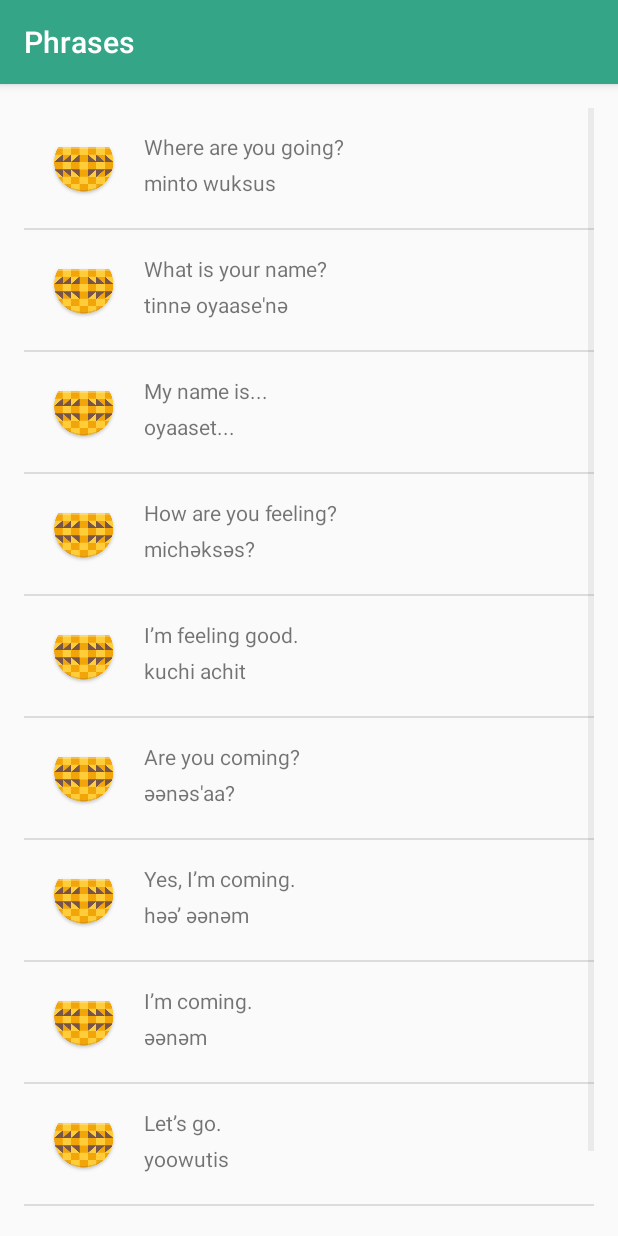
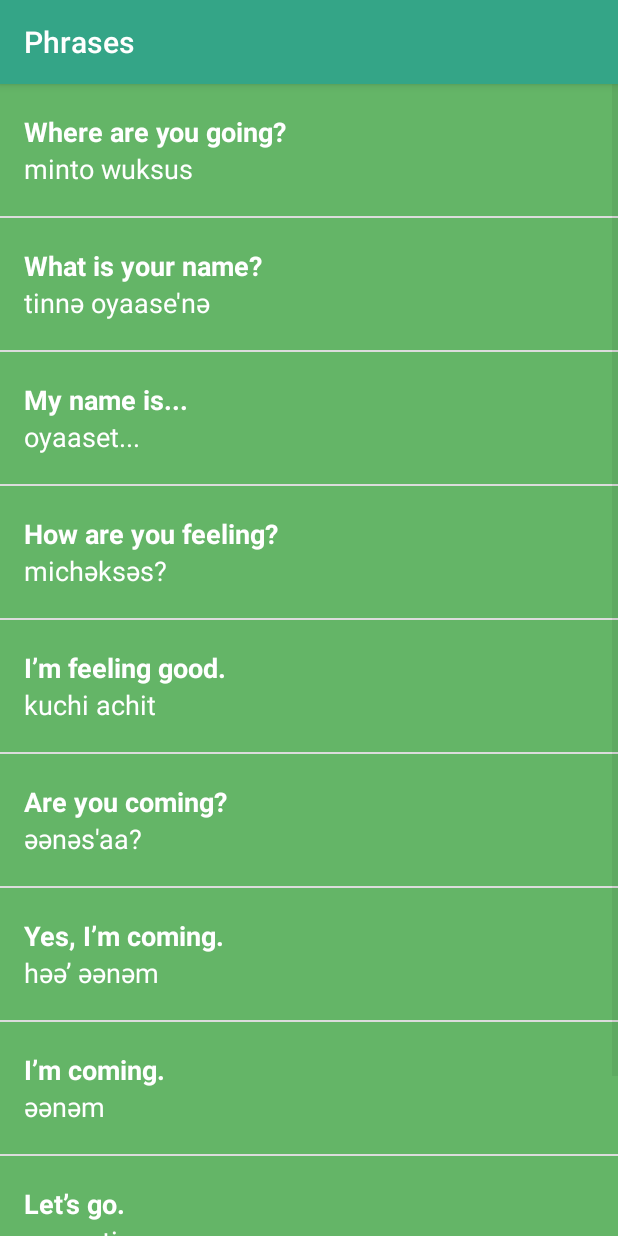
Before and after one commit to shubhamverma1997/Miwok, an Android app: the PhrasesActivity screen opened directly, with no data from a screen before it, on a phone screen of 412 x 824 dp. Run offline under Robolectric (Android 15) with nearby library versions, the phone set to English and light mode, and no system bars.

Commit message:
Added images and edited adapter. Changed Appearance too.

```diff
--- a/app/src/main/java/com/example/android/miwok/Word.java
+++ b/app/src/main/java/com/example/android/miwok/Word.java
@@ -7,13 +7,12 @@ package com.example.android.miwok;
 public class Word {
     private String miwok;
     private String defaultWord;
-    private int imageId;
+    private int imageId=-1;
 
     public Word(String mi,String de)
     {
         miwok=mi;
         defaultWord=de;
-        imageId=0;
     }
 
     public Word(String mi,String de,int id)
@@ -43,4 +42,11 @@ public class Word {
     {
         return imageId;
     }
+    public boolean hasimage()
+    {
+        if(imageId==-1)
+            return false;
+        else
+            return true;
+    }
 }
--- a/app/src/main/java/com/example/android/miwok/WordAdapter.java
+++ b/app/src/main/java/com/example/android/miwok/WordAdapter.java
@@ -44,8 +44,15 @@ public class WordAdapter extends ArrayAdapter<Word> {
         defaultTextView.setText(currentWord.getDefaultWord());
 
         ImageView image=(ImageView) listview.findViewById(R.id.image);
-        if(currentWord.getImageId()!=0)
-        image.setImageResource(currentWord.getImageId());
+
+
+        if(currentWord.hasimage())
+        {
+            image.setImageResource(currentWord.getImageId());
+            image.setVisibility(View.VISIBLE);
+        }
+        else
+            image.setVisibility(View.GONE);
 
         return listview;
     }
--- a/app/src/main/res/layout/list_item.xml
+++ b/app/src/main/res/layout/list_item.xml
@@ -1,42 +1,43 @@
 <?xml version="1.0" encoding="utf-8"?>
 <LinearLayout xmlns:android="http://schemas.android.com/apk/res/android"
               xmlns:tools="http://schemas.android.com/tools"
-              android:orientation="vertical"
+              android:orientation="horizontal"
               android:layout_width="match_parent"
-              android:layout_height="match_parent"
-              android:paddingLeft="16dp"
-              android:paddingTop="16dp"
-              android:paddingBottom="16dp">
-    <LinearLayout
-        android:layout_width="match_parent"
-        android:layout_height="wrap_content"
-        android:orientation="horizontal">
+              android:layout_height="88dp"
+>
+
     <ImageView
-        android:layout_width="wrap_content"
-        android:layout_height="wrap_content"
+        android:layout_width="88dp"
+        android:layout_height="88dp"
         android:src="@mipmap/ic_launcher"
-        android:id="@+id/image"/>
+        android:id="@+id/image"
+        android:background="#fff7da"/>
 
         <LinearLayout
             android:layout_width="match_parent"
-            android:layout_height="match_parent"
+            android:layout_height="88dp"
             android:orientation="vertical"
-            android:layout_marginLeft="16dp">
+            android:paddingLeft="16dp"
+            android:background="@color/category_numbers">
         <TextView
             android:layout_width="match_parent"
             android:layout_height="0dp"
             android:id="@+id/text1"
             tools:text="lutti"
-            android:layout_weight="1"/>
+            android:layout_weight="1"
+            android:gravity="bottom"
+            android:textSize="18sp"
+            android:textStyle="bold"
+            android:textColor="#ffffff"/>
 
         <TextView
             android:layout_width="match_parent"
             android:layout_height="0dp"
             android:id="@+id/text2"
             tools:text="one"
-            android:layout_weight="1"/>
-        </LinearLayout>
-
+            android:layout_weight="1"
+            android:textSize="18sp"
+            android:textColor="#ffffff"/>
         </LinearLayout>
 
 </LinearLayout>
--- a/app/src/main/res/layout/word_list.xml
+++ b/app/src/main/res/layout/word_list.xml
@@ -5,10 +5,7 @@
           android:orientation="vertical"
           android:layout_width="match_parent"
           android:layout_height="match_parent"
-          android:paddingBottom="@dimen/activity_vertical_margin"
-          android:paddingLeft="@dimen/activity_horizontal_margin"
-          android:paddingRight="@dimen/activity_horizontal_margin"
-          android:paddingTop="@dimen/activity_vertical_margin"
+
 />
 <!--
 <?xml version="1.0" encoding="utf-8"?>
--- a/app/src/main/res/values/styles.xml
+++ b/app/src/main/res/values/styles.xml
@@ -26,6 +26,7 @@
         <item name="android:layout_height">@dimen/list_item_height</item>
         <item name="android:gravity">center_vertical</item>
         <item name="android:padding">16dp</item>
+        <item name="android:textSize">18sp</item>
         <item name="android:textColor">@android:color/white</item>
         <item name="android:textStyle">bold</item>
         <item name="android:textAppearance">?android:textAppearanceMedium</item>
```
